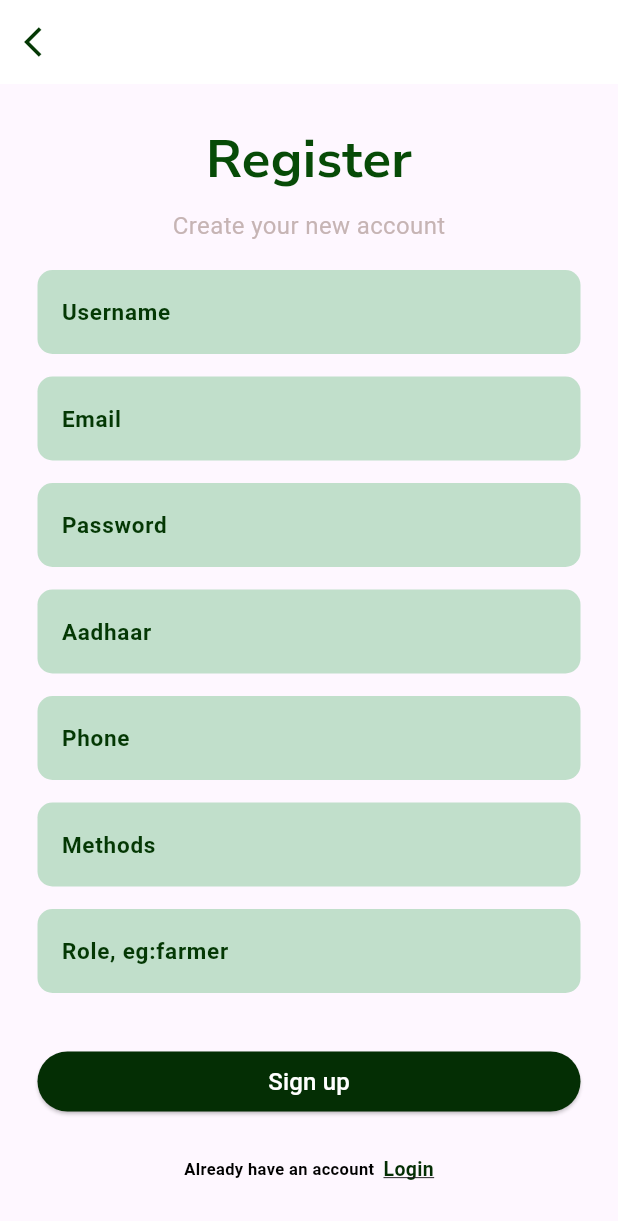
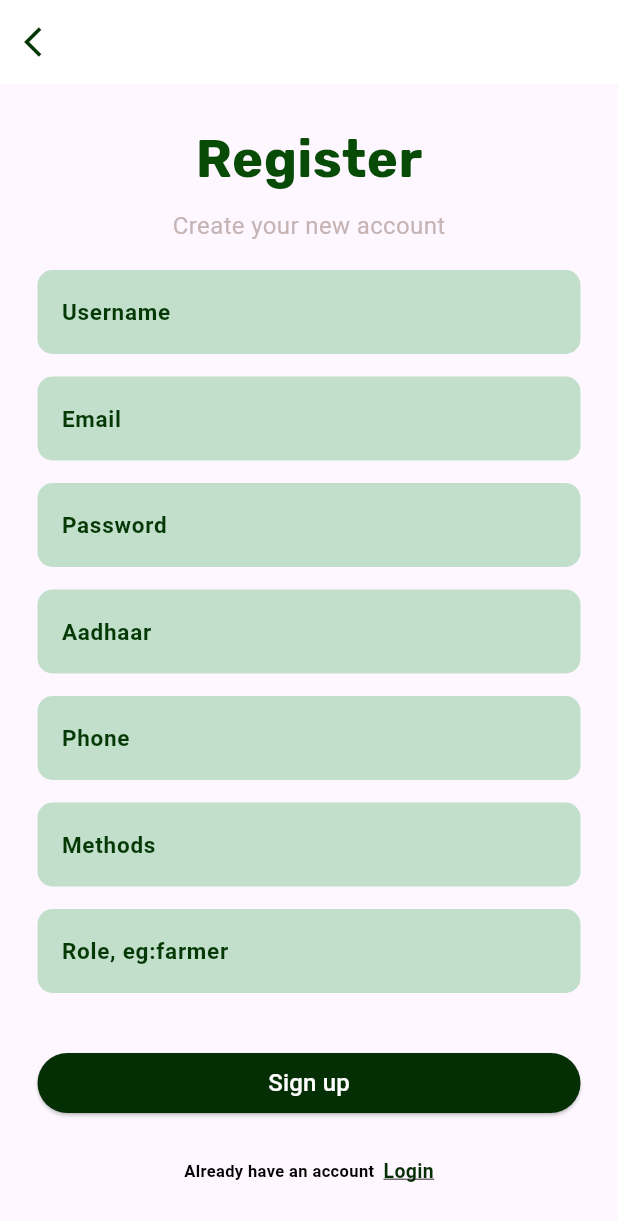
Before and after one commit to farmlink9633/farmlink, a Flutter app: the screen it shows after launch, after a tap on "Sign up", on a phone screen of 412 x 824 dp. Shown: the top 1221 px of the screen. Run offline on Flutter 3.47's test engine with Material 3 defaults, Android fonts, the phone set to English and light mode, and no system bars; our stand-ins replace google_fonts; network calls fail.

Commit message:
changes2

```diff
--- a/lib/authscreens/register.dart
+++ b/lib/authscreens/register.dart
@@ -21,7 +21,7 @@ class Registration extends StatelessWidget {
           children: [
             Text(
               "Register",
-              style: GoogleFonts.nunitoSans(
+              style: GoogleFonts.rubik(
                   fontSize: 35,
                   color: const Color.fromARGB(255, 7, 75, 7),
                   fontWeight: FontWeight.bold,
@@ -167,7 +167,7 @@ class Registration extends StatelessWidget {
             ),
 
             SizedBox(
-              height: 35
+              height: 36
             ),
 
             ElevatedButton(
--- a/lib/main.dart
+++ b/lib/main.dart
@@ -16,7 +16,7 @@ class MyApp extends StatelessWidget {
     return MaterialApp(
       debugShowCheckedModeBanner: false,
 
-      home:Registration()
+      home:Splashscreen()
     );
   }
 }
```
